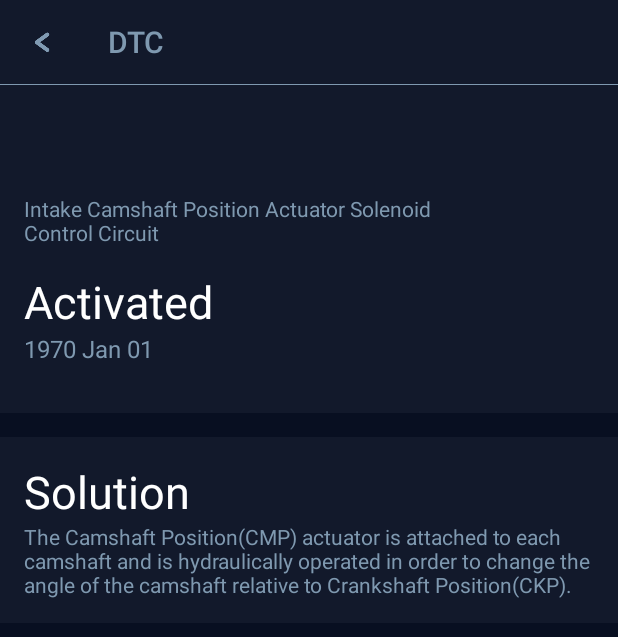
After one commit to xfdingustc/DTC, an Android app: the IssueActiviity screen opened directly, with no data from a screen before it, on a phone screen of 412 x 824 dp. The commit adds this screen. Shown: the top 637 px of the screen. Run offline under Robolectric (Android 15) with nearby library versions, the phone set to English and light mode, and no system bars; our stand-ins replace ButterKnife, EventBus; libraries missing offline, so code that uses them is left out: com.orhanobut.logger, rx.subjects.

Commit message:
add IssueAcitivyt

```diff
--- a/DTC/app/src/main/AndroidManifest.xml
+++ b/DTC/app/src/main/AndroidManifest.xml
@@ -26,6 +26,7 @@
         <activity android:name=".ui.activities.GoodActivity"/>
         <activity android:name=".ui.activities.CoolantActivity"/>
         <activity android:name=".ui.activities.SpeedActivity"/>
+        <activity android:name=".ui.activities.IssueActiviity"/>
     </application>
 
 </manifest>
--- a/DTC/app/src/main/java/com/nonda/dtc/app/AppHolder.java
+++ b/DTC/app/src/main/java/com/nonda/dtc/app/AppHolder.java
@@ -44,6 +44,8 @@ public class AppHolder extends Application {
     public static AppHolder getInstance() {
         return _instance;
     }
+
+    private long lastCheckTime;
 
     public static Context getContext() {
         return _instance.getApplicationContext();
@@ -206,6 +208,7 @@ public class AppHolder extends Application {
 //            mEventBus.post(ObdData.fromString(notification));
             mObdSubject.onNext(ObdData.fromString(notification));
         } else if (notification.startsWith("#ATDTC$DTC")) {
+            lastCheckTime = System.currentTimeMillis();
             mEventBus.post(DTCError.fromString(notification));
         } else if (notification.startsWith("#ATFCDTC")) {
             mEventBus.post(new FCDTS());
@@ -216,5 +219,9 @@ public class AppHolder extends Application {
         return mObdSubject;
     }
 
+    public long getLastCheckTime() {
+        return lastCheckTime;
+    }
+
 
 }
--- /dev/null
+++ b/DTC/app/src/main/java/com/nonda/dtc/ui/activities/IssueActiviity.java
@@ -0,0 +1,63 @@
+package com.nonda.dtc.ui.activities;
+
+import android.app.Activity;
+import android.content.Intent;
+import android.os.Bundle;
+import android.support.annotation.Nullable;
+import android.view.View;
+import android.widget.TextView;
+import android.widget.Toolbar;
+
+import com.nonda.dtc.R;
+import com.nonda.dtc.app.AppHolder;
+
+import java.text.SimpleDateFormat;
+import java.util.Locale;
+
+import butterknife.BindView;
+import butterknife.ButterKnife;
+
+/**
+ * Created by whaley on 2017/6/1.
+ */
+
+public class IssueActiviity extends Activity {
+
+    @BindView(R.id.toolbar)
+    Toolbar toolbar;
+
+    @BindView(R.id.check_time)
+    TextView checkTime;
+
+    @BindView(R.id.issue_number)
+    TextView issueNumber;
+
+    public static void launch(Activity activity, String issueNumber) {
+        Intent intent = new Intent(activity, IssueActiviity.class);
+        intent.putExtra("issue", issueNumber);
+        activity.startActivity(intent);
+    }
+
+    @Override
+    protected void onCreate(@Nullable Bundle savedInstanceState) {
+        super.onCreate(savedInstanceState);
+        initViews();
+    }
+
+    private void initViews() {
+        setContentView(R.layout.activity_issuee);
+        ButterKnife.bind(this);
+        toolbar.setNavigationIcon(R.drawable.icon_back);
+        toolbar.setTitleTextColor(getResources().getColor(R.color.selected));
+        toolbar.setNavigationOnClickListener(new View.OnClickListener() {
+            @Override
+            public void onClick(View v) {
+                finish();
+            }
+        });
+
+        SimpleDateFormat dateFormat = new SimpleDateFormat("yyyy MMM dd");
+        checkTime.setText(dateFormat.format(AppHolder.getInstance().getLastCheckTime()));
+        issueNumber.setText(getIntent().getStringExtra("issue"));
+    }
+}
--- a/DTC/app/src/main/java/com/nonda/dtc/ui/adapters/IssueListAdapter.java
+++ b/DTC/app/src/main/java/com/nonda/dtc/ui/adapters/IssueListAdapter.java
@@ -1,5 +1,6 @@
 package com.nonda.dtc.ui.adapters;
 
+import android.app.Activity;
 import android.content.Context;
 import android.support.v7.widget.RecyclerView;
 import android.view.LayoutInflater;
@@ -8,7 +9,9 @@ import android.view.ViewGroup;
 import android.widget.TextView;
 
 import com.nonda.dtc.R;
+import com.nonda.dtc.app.AppHolder;
 import com.nonda.dtc.model.DTCError;
+import com.nonda.dtc.ui.activities.IssueActiviity;
 
 import java.text.SimpleDateFormat;
 import java.util.Locale;
@@ -43,16 +46,16 @@ public class IssueListAdapter extends RecyclerView.Adapter<RecyclerView.ViewHold
     }
 
     @Override
-    public void onBindViewHolder(RecyclerView.ViewHolder holder, int position) {
+    public void onBindViewHolder(RecyclerView.ViewHolder holder, final int position) {
         IssueListViewHolder viewHolder = (IssueListViewHolder)holder;
         viewHolder.issueName.setText(mError.getErrors().get(position));
-        SimpleDateFormat dateFormat = new SimpleDateFormat("yyyy MMM dd", Locale.US);
+        SimpleDateFormat dateFormat = new SimpleDateFormat("yyyy MMM dd");
 
-        viewHolder.checkTime.setText(dateFormat.format(System.currentTimeMillis()));
+        viewHolder.checkTime.setText(dateFormat.format(AppHolder.getInstance().getLastCheckTime()));
         viewHolder.itemView.setOnClickListener(new View.OnClickListener() {
             @Override
             public void onClick(View v) {
-
+                IssueActiviity.launch((Activity)mContext, mError.getErrors().get(position));
             }
         });
     }
--- /dev/null
+++ b/DTC/app/src/main/res/layout/activity_issuee.xml
@@ -0,0 +1,75 @@
+<?xml version="1.0" encoding="utf-8"?>
+<LinearLayout xmlns:android="http://schemas.android.com/apk/res/android"
+    android:layout_width="match_parent"
+    android:layout_height="match_parent"
+    xmlns:tools="http://schemas.android.com/tools"
+    android:background="#080F21"
+    android:orientation="vertical">
+
+    <include layout="@layout/toolbar" />
+
+    <LinearLayout
+        android:layout_width="match_parent"
+        android:layout_height="wrap_content"
+        android:paddingBottom="32dp"
+        android:paddingLeft="16dp"
+        android:paddingTop="32dp"
+        android:paddingRight="16dp"
+        android:background="@color/colorPrimary"
+        android:orientation="vertical">
+
+        <TextView
+            android:id="@+id/issue_number"
+            android:layout_width="wrap_content"
+            android:layout_height="wrap_content"
+            style="@style/TextAppearance.Number"
+            tools:text="P0001"/>
+
+        <TextView
+            android:layout_width="match_parent"
+            android:layout_height="wrap_content"
+            android:textColor="@color/selected"
+            android:layout_marginRight="80dp"
+            android:text="Intake Camshaft Position Actuator Solenoid Control Circuit"/>
+
+        <TextView
+            android:layout_width="wrap_content"
+            android:layout_height="wrap_content"
+            style="@style/TextAppearance.Number"
+            android:layout_marginTop="16dp"
+            android:text="Activated"/>
+
+        <TextView
+            android:id="@+id/check_time"
+            android:layout_width="match_parent"
+            android:layout_height="wrap_content"
+            tools:text="Sun, APR 5, 13:09"
+            android:textColor="@color/selected"
+            android:textSize="16sp"/>
+    </LinearLayout>
+
+    <LinearLayout
+        android:layout_width="match_parent"
+        android:layout_height="wrap_content"
+        android:layout_marginTop="16dp"
+        android:background="@color/colorPrimary"
+        android:padding="16dp"
+        android:orientation="vertical">
+
+        <TextView
+            android:layout_width="wrap_content"
+            android:layout_height="wrap_content"
+            style="@style/TextAppearance.Number"
+            android:text="Solution"/>
+
+        <TextView
+            android:layout_width="match_parent"
+            android:layout_height="wrap_content"
+            android:textColor="@color/selected"
+            android:text="The Camshaft Position(CMP) actuator is attached to each camshaft and is hydraulically operated in order to change the angle of the camshaft relative to Crankshaft Position(CKP)."
+
+            android:textSize="14sp"/>
+
+    </LinearLayout>
+
+</LinearLayout>
--- a/DTC/app/src/main/res/values/styles.xml
+++ b/DTC/app/src/main/res/values/styles.xml
@@ -18,7 +18,6 @@
         <item name="android:textColor">@android:color/white</item>
         <item name="android:textSize">30sp</item>
         <item name="fontPath">"fonts/din.ttf</item>
-        <item name="android:textStyle">bold</item>
     </style>
 
     <style name="TextAppearance.Number.Left" parent="TextAppearance.Number">
```
